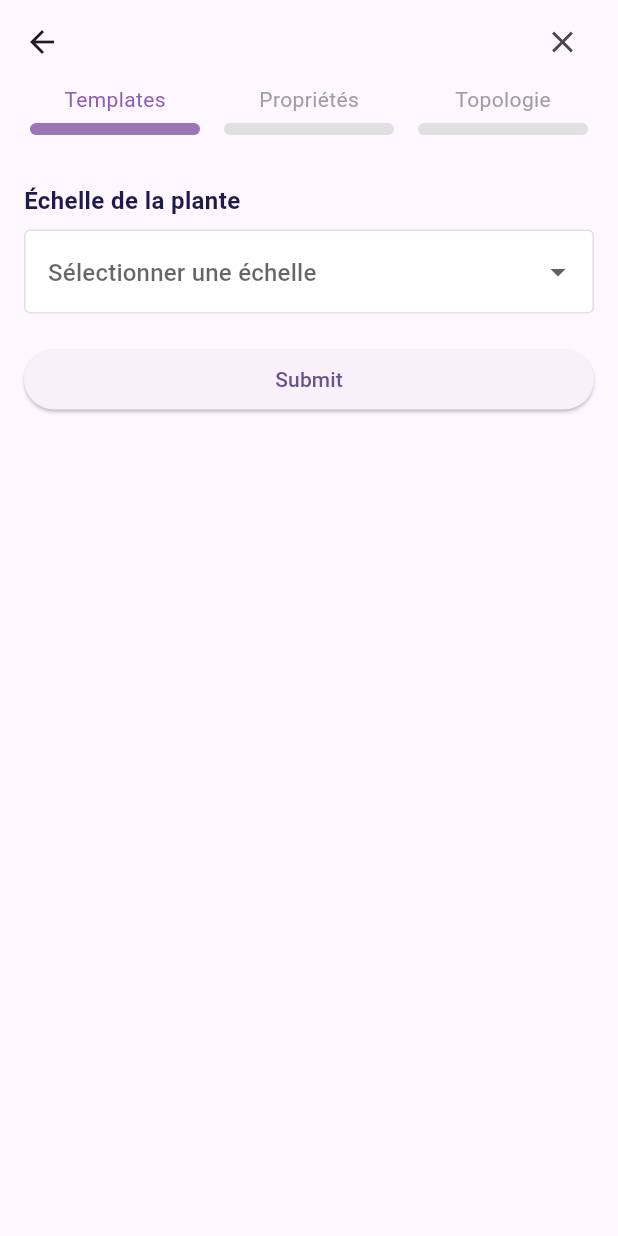
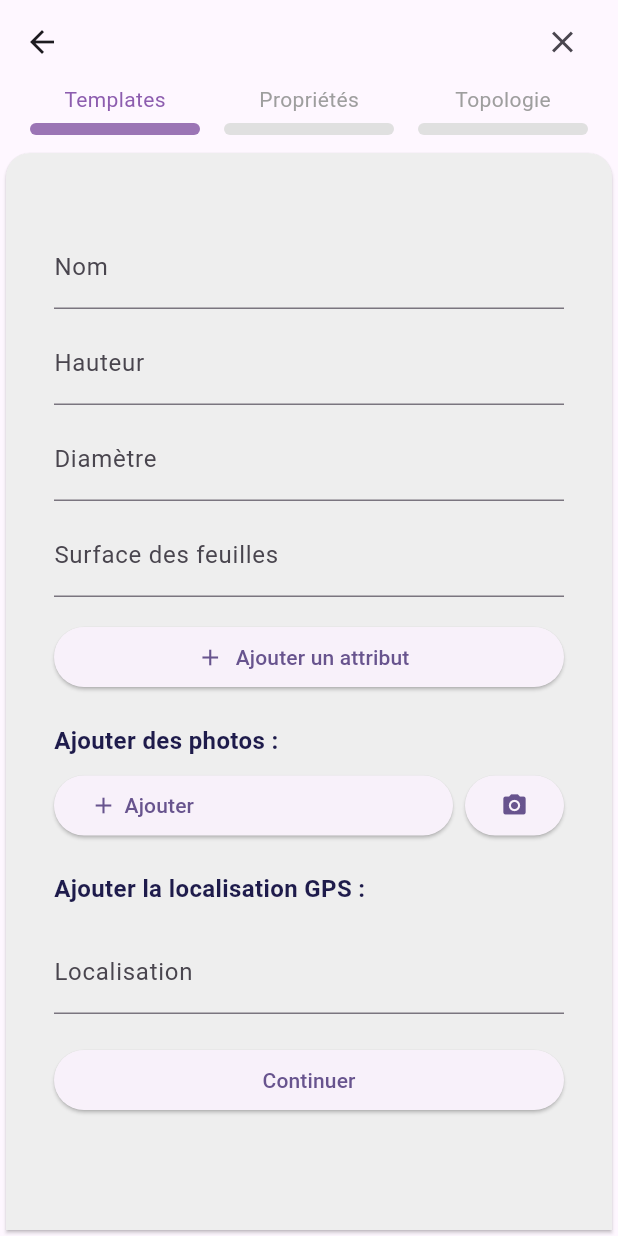
Before and after one commit to umr-amap/mtgeditor, a Flutter app: the TabBarExample screen opened directly, on a phone screen of 412 x 824 dp. Run offline on Flutter 3.47's test engine with Material 3 defaults, Android fonts, the light colour scheme and no system bars; drawn by our look-alikes of flutter_form_builder; our stand-ins replace material_ui.

Commit message:
Add page proprietes + button add attribute (need GPS map + add photos from gallery or cam)

```diff
--- a/apps/mtg_editor/lib/features/creation/screens/create_plant.dart
+++ b/apps/mtg_editor/lib/features/creation/screens/create_plant.dart
@@ -1,6 +1,7 @@
 import 'package:material_ui/material_ui.dart';
 
 import '../widgets/template.dart';
+import '../widgets/propriete.dart';
 
 void main() => runApp(const PlantCreateApp());
 
@@ -32,11 +33,11 @@ class _TabBarState extends State<TabBarExample> {
   Widget build(BuildContext context) {
     return Scaffold(
       appBar: AppBar(
-        leading: const Icon(Icons.arrow_back),
+        leading: const Icon(Icons.arrow_back), // TODO: Faire le onTap retour
         actions: [
           Padding(
             padding: const EdgeInsetsDirectional.only(end: 25.0),
-            child: const Icon(Icons.close),
+            child: const Icon(Icons.close), // TODO: Faire le onTap close
           ),
         ],
       ),
@@ -52,7 +53,8 @@ class _TabBarState extends State<TabBarExample> {
               ],
             ),
           ),
-          Expanded(child: ListView(children: const [TemplateView()])),
+          const SizedBox(height: 8.0,),
+          const Expanded(child: ProprieteView()),
         ],
       ),
     );
--- a/apps/mtg_editor/lib/features/creation/widgets/propriete.dart
+++ b/apps/mtg_editor/lib/features/creation/widgets/propriete.dart
@@ -0,0 +1,235 @@
+import 'package:flutter_form_builder/flutter_form_builder.dart';
+import 'package:material_ui/material_ui.dart';
+
+class ProprieteView extends StatefulWidget {
+  const ProprieteView({super.key});
+
+  @override
+  State<ProprieteView> createState() => _MyFormState();
+}
+
+class _MyFormState extends State<ProprieteView> {
+  final _formKey = GlobalKey<FormBuilderState>();
+  final TextEditingController _textFieldController = TextEditingController();
+  final List<FormBuilderTextField> _natureFields = [];
+  late Future<List<FormBuilderTextField>> _naturesFuture;
+
+  @override
+  void initState() {
+    super.initState();
+    _naturesFuture = Future.value(_natureFields);
+  }
+
+  @override
+  void dispose() {
+    _textFieldController.dispose();
+    super.dispose();
+  }
+
+  void _addFromGallery() {
+    // TODO
+  }
+
+  void _addNewPhoto() {
+    // TODO
+  }
+
+  Future<String?> _displayTextInputDialog(BuildContext context) async {
+    _textFieldController.clear();
+    return showDialog<String>(
+      context: context,
+      builder: (context) {
+        return AlertDialog(
+          title: const Text('Nom attribut'),
+          content: TextField(
+            controller: _textFieldController,
+            autofocus: true,
+            decoration: const InputDecoration(
+              hintText: "Insérer le nom de l'attribut",
+            ),
+          ),
+          actions: <Widget>[
+            ElevatedButton(
+              onPressed: () {
+                Navigator.pop(context);
+              },
+              child: const Text('ANNULER'),
+            ),
+            ElevatedButton(
+              onPressed: () {
+                final label = _textFieldController.text.trim();
+                if (label.isNotEmpty) {
+                  Navigator.pop(context, label);
+                }
+              },
+              child: const Text('OK'),
+            ),
+          ],
+        );
+      },
+    );
+  }
+
+  Future<void> _addNewTextField() async {
+    final label = await _displayTextInputDialog(context);
+    if (!mounted || label == null) {
+      return;
+    }
+
+    final field = FormBuilderTextField(
+      name: 'nature_${_natureFields.length + 1}',
+      decoration: InputDecoration(labelText: label),
+    );
+
+    setState(() {
+      _natureFields.add(field);
+      _naturesFuture = Future.value(
+        List<FormBuilderTextField>.unmodifiable(_natureFields),
+      );
+    });
+  }
+
+  Widget _buildNatureFields(
+    AsyncSnapshot<List<FormBuilderTextField>> snapshot,
+  ) {
+    if (snapshot.connectionState == ConnectionState.waiting) {
+      return const Center(child: CircularProgressIndicator());
+    }
+    if (snapshot.hasError) {
+      return Center(child: Text('Erreur: ${snapshot.error}'));
+    }
+
+    final fields = snapshot.data ?? const <FormBuilderTextField>[];
+    return Column(
+      crossAxisAlignment: CrossAxisAlignment.stretch,
+      children: [
+        for (final field in fields) ...[const SizedBox(height: 8), field],
+        const SizedBox(height: 8),
+        ElevatedButton.icon(
+          onPressed: _addNewTextField,
+          icon: const Icon(Icons.add),
+          label: const Text('Ajouter un attribut'),
+        ),
+      ],
+    );
+  }
+
+  void _submitForm() {
+    final formState = _formKey.currentState;
+    if (formState == null || !formState.saveAndValidate()) {
+      return;
+    }
+
+    debugPrint('Échelle de la plante: ${formState.value['typeEchelle']}');
+  }
+
+  @override
+  Widget build(BuildContext context) {
+    return Card(
+      color: Colors.grey.shade200,
+      shape: const RoundedRectangleBorder(
+        borderRadius: BorderRadius.only(
+          topLeft: Radius.circular(16),
+          topRight: Radius.circular(16),
+        ),
+      ),
+      clipBehavior: Clip.antiAlias,
+      child: Padding(
+        padding: const EdgeInsets.all(32.0),
+        child: FormBuilder(
+          key: _formKey,
+          child: Column(
+            crossAxisAlignment: CrossAxisAlignment.stretch,
+            children: [
+              const SizedBox(height: 16.0),
+              FormBuilderTextField(
+                name: 'id',
+                decoration: const InputDecoration(
+                  labelText: 'Nom',
+                  hintText: 'Nom de la plante',
+                ),
+              ),
+              const SizedBox(height: 8),
+              FormBuilderTextField(
+                name: '1',
+                decoration: const InputDecoration(labelText: 'Hauteur'),
+              ),
+              const SizedBox(height: 8),
+              FormBuilderTextField(
+                name: '2',
+                decoration: const InputDecoration(labelText: 'Diamètre'),
+              ),
+              const SizedBox(height: 8),
+              FormBuilderTextField(
+                name: '3',
+                decoration: const InputDecoration(
+                  labelText: 'Surface des feuilles',
+                ),
+              ),
+              const SizedBox(height: 8),
+              FutureBuilder<List<FormBuilderTextField>>(
+                future: _naturesFuture,
+                builder: (context, snapshot) => _buildNatureFields(snapshot),
+              ),
+              const SizedBox(height: 20.0),
+              const Text(
+                'Ajouter des photos :',
+                style: TextStyle(
+                  fontWeight: FontWeight.bold,
+                  fontSize: 16,
+                  color: Color(0xFF1E1B4B),
+                ),
+              ),
+              const SizedBox(height: 8),
+              Row(
+                children: [
+                  Expanded(
+                    child: ElevatedButton(
+                      onPressed: _addFromGallery,
+                      child: const Row(
+                        children: [
+                          Icon(Icons.add),
+                          SizedBox(width: 5.0),
+                          Text('Ajouter'),
+                        ],
+                      ),
+                    ),
+                  ),
+                  SizedBox(width: 8.0),
+                  ElevatedButton(
+                    onPressed: _addNewPhoto,
+                    child: Icon(Icons.photo_camera),
+                  ),
+                ],
+              ),
+              const SizedBox(height: 20.0),
+              const Text(
+                'Ajouter la localisation GPS :',
+                style: TextStyle(
+                  fontWeight: FontWeight.bold,
+                  fontSize: 16,
+                  color: Color(0xFF1E1B4B),
+                ),
+              ),
+              const SizedBox(height: 8.0),
+              // TODO : Map capable d'être zoomé
+              const SizedBox(height: 8.0),
+              FormBuilderTextField(
+                name: 'localisation',
+                decoration: const InputDecoration(
+                  labelText: 'Localisation',
+                  hintText: 'Ex: 48°51\'24"N, 2°21\'08″E',
+                ),
+              ),
+              const SizedBox(height: 20.0),
+              ElevatedButton(
+                onPressed: _submitForm,
+                child: const Text('Continuer'),
+              ),
+            ],
+          ),
+        ),
+      ),
+    );
+  }
+}
--- a/apps/mtg_editor/pubspec.yaml
+++ b/apps/mtg_editor/pubspec.yaml
@@ -36,6 +36,7 @@ dependencies:
   cupertino_icons: ^1.0.8
   flutter_form_builder: ^11.0.0
   material_ui: ^1.7.0
+  flutter_map: ^8.3.2
 
 dev_dependencies:
   flutter_test:
```
Also changed, not shown: apps/mtg_editor/lib/features/creation/widgets/template.dart (+75 -3 lines).
